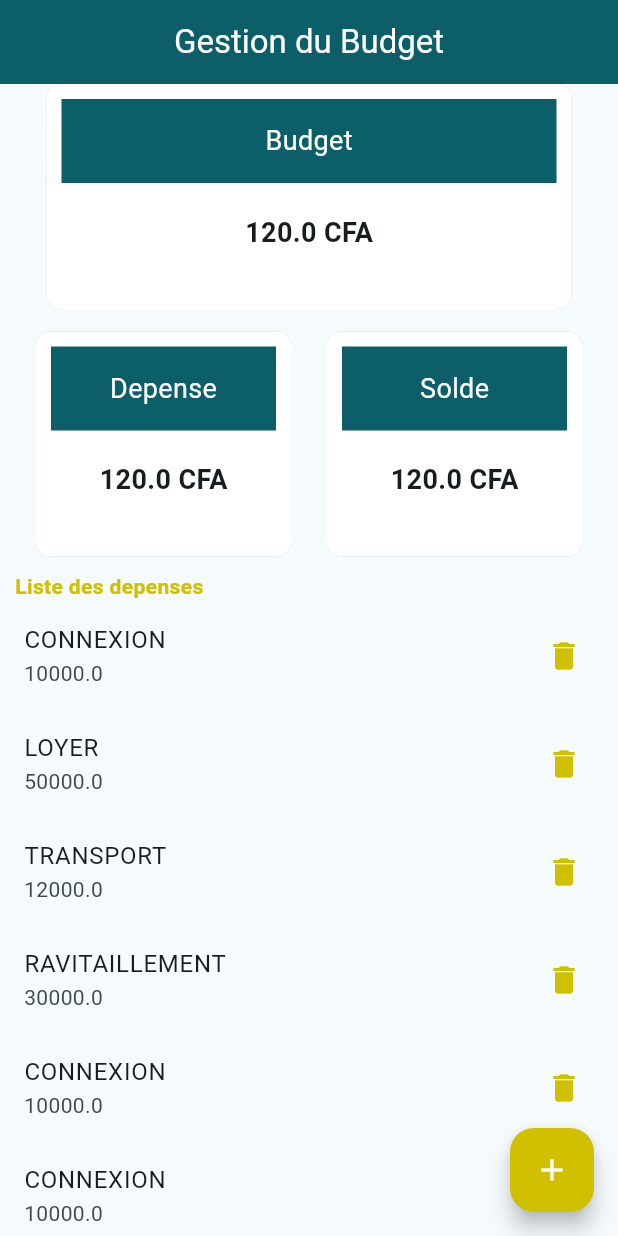
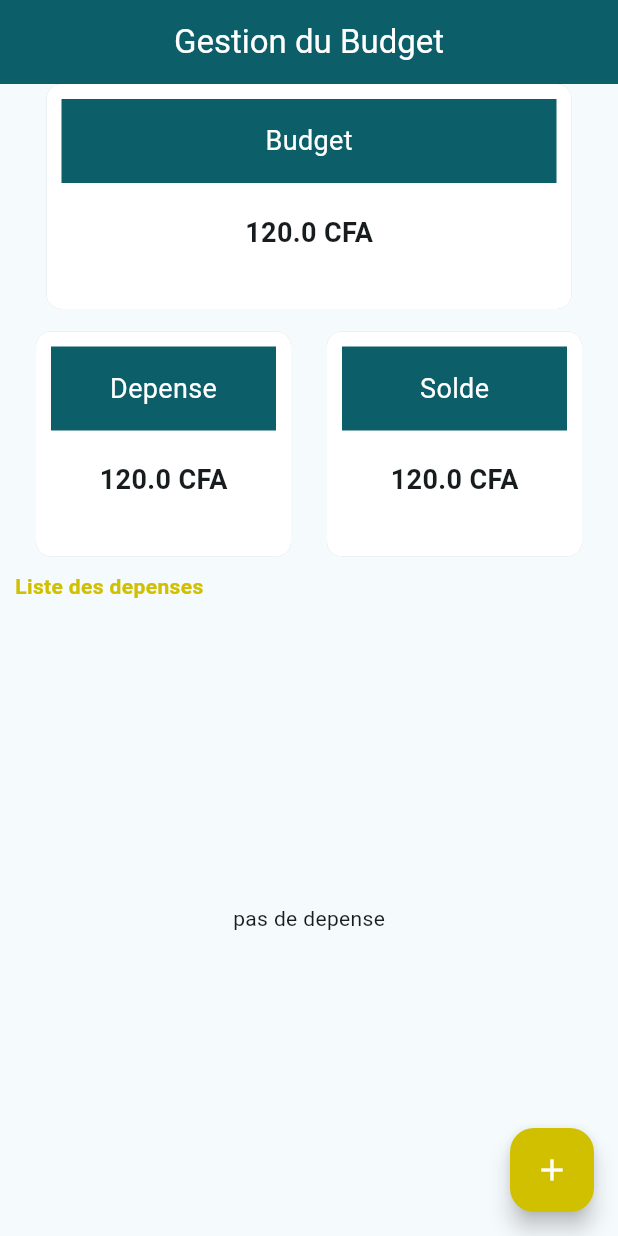
Before and after one commit to Nguirane120/gestionBudget, a Flutter app: the screen it shows after launch, on a phone screen of 412 x 824 dp. Run offline on Flutter 3.47's test engine with Material 3 defaults, Android fonts, the phone set to English and light mode, and no system bars.

Commit message:
list des depnse & supprimer depense & ajouter depense

```diff
--- a/lib/models/depenses.dart
+++ b/lib/models/depenses.dart
@@ -1,8 +1,6 @@
-enum DepenseCategory { loyer, connexion, fourniture, transport, ravitaillement }
+class Depense {
+  String category;
+  double montant;
 
-class Depenses {
-  double montant;
-  DepenseCategory category;
-
-  Depenses({required this.category, required this.montant});
+  Depense({required this.category, required this.montant});
 }
--- a/lib/screens/homescreen.dart
+++ b/lib/screens/homescreen.dart
@@ -1,11 +1,48 @@
 import 'package:flutter/material.dart';
 import 'package:gestionbudget/consts.dart';
+import 'package:gestionbudget/models/depenses.dart';
 import 'package:gestionbudget/screens/depenseform.dart';
 import 'package:gestionbudget/widgets/containercontent.dart';
 import 'package:gestionbudget/widgets/depenselist.dart';
 
-class Homescreen extends StatelessWidget {
+class Homescreen extends StatefulWidget {
   const Homescreen({super.key});
+
+  @override
+  State<Homescreen> createState() => _HomescreenState();
+}
+
+class _HomescreenState extends State<Homescreen> {
+  List<Depense> depenses = [];
+
+  void _ajouterDepense(Depense depense) {
+    setState(() {
+      depenses.add(depense);
+    });
+  }
+
+  void goTodepenseForm() async {
+    final result = await Navigator.push(
+      context,
+      MaterialPageRoute(
+        builder: (context) => Depenseform(),
+      ),
+    );
+
+    if (result != null && result is Depense) {
+      _ajouterDepense(result);
+    }
+  }
+
+  @override
+  void initState() {
+    super.initState();
+  }
+
+  @override
+  void dispose() {
+    super.dispose();
+  }
 
   @override
   Widget build(BuildContext context) {
@@ -47,23 +84,16 @@ class Homescreen extends StatelessWidget {
           SizedBox(
             height: 10.0,
           ),
-          Expanded(child: Depenselist())
+          Expanded(child: Depenselist(depenseList: depenses))
         ],
       )),
       floatingActionButton: FloatingActionButton(
-        backgroundColor: AppColor.secondarycolor,
-        onPressed: () {},
-        child: IconButton(
-            onPressed: () {
-              Navigator.push(context, MaterialPageRoute(builder: (context) {
-                return Depenseform();
-              }));
-            },
-            icon: Icon(
-              Icons.add,
-              color: Colors.white,
-            )),
-      ),
+          backgroundColor: AppColor.secondarycolor,
+          onPressed: goTodepenseForm,
+          child: Icon(
+            Icons.add,
+            color: Colors.white,
+          )),
     );
   }
 }
--- a/lib/serivices/depenseservice.dart
+++ /dev/null
@@ -1,18 +0,0 @@
-import 'package:gestionbudget/models/depenses.dart';
-
-class Depenseservice {
-  List<Depenses> depenses = [
-    Depenses(category: DepenseCategory.connexion, montant: 10000),
-    Depenses(category: DepenseCategory.loyer, montant: 50000),
-    Depenses(category: DepenseCategory.transport, montant: 12000),
-    Depenses(category: DepenseCategory.ravitaillement, montant: 30000),
-    Depenses(category: DepenseCategory.connexion, montant: 10000),
-    Depenses(category: DepenseCategory.connexion, montant: 10000),
-    Depenses(category: DepenseCategory.loyer, montant: 10000),
-    Depenses(category: DepenseCategory.transport, montant: 10000),
-  ];
-
-  List<Depenses> getDepenses() {
-    return depenses;
-  }
-}
--- a/lib/widgets/depenselist.dart
+++ b/lib/widgets/depenselist.dart
@@ -1,16 +1,23 @@
 import 'package:flutter/material.dart';
 import 'package:gestionbudget/consts.dart';
-import 'package:gestionbudget/serivices/depenseservice.dart';
+import 'package:gestionbudget/models/depenses.dart';
 
 class Depenselist extends StatefulWidget {
-  const Depenselist({super.key});
+  Depenselist({required this.depenseList});
+  final List<Depense> depenseList;
 
   @override
   State<Depenselist> createState() => _DepenselistState();
 }
 
 class _DepenselistState extends State<Depenselist> {
-  Depenseservice depenseservice = Depenseservice();
+  late List<Depense> depenses;
+  @override
+  void initState() {
+    super.initState();
+    depenses = widget.depenseList;
+  }
+
   @override
   Widget build(BuildContext context) {
     return Scaffold(
@@ -26,15 +33,23 @@ class _DepenselistState extends State<Depenselist> {
             ),
           ),
           Expanded(
-            child: ListView.builder(
-                itemCount: depenseservice.getDepenses().length,
+            child: depenses.isEmpty
+                ? Center(
+                    child: Text("pas de depense"),
+                  )
+                : ListView.builder(
+                    itemCount: depenses.length,
                     itemBuilder: (context, index) {
-                  final depense = depenseservice.getDepenses()[index];
                       return ListTile(
-                      title: Text('${depense.category.name.toUpperCase()}'),
-                      subtitle: Text('${depense.montant}'),
+                          title:
+                              Text('${depenses[index].category.toUpperCase()}'),
+                          subtitle: Text('${depenses[index].montant}'),
                           trailing: InkWell(
-                        onTap: () {},
+                            onTap: () {
+                              setState(() {
+                                depenses.removeAt(index);
+                              });
+                            },
                             child: Icon(
                               Icons.delete,
                               color: AppColor.secondarycolor,
--- a/lib/widgets/input.dart
+++ b/lib/widgets/input.dart
@@ -1,11 +1,14 @@
 import 'package:flutter/material.dart';
 
 class InputWidget extends StatelessWidget {
-  const InputWidget({required this.placeholder});
+  const InputWidget({required this.placeholder, required this.fieldController});
   final String placeholder;
+  final TextEditingController fieldController;
+
   @override
   Widget build(BuildContext context) {
     return TextField(
+      controller: fieldController,
       decoration: InputDecoration(
         hintText: "${placeholder}...",
         hintStyle: TextStyle(fontSize: 10),
```
Also changed, not shown: lib/screens/depenseform.dart (+24 -3 lines). Lines whose indentation alone changed are shown as unchanged.
